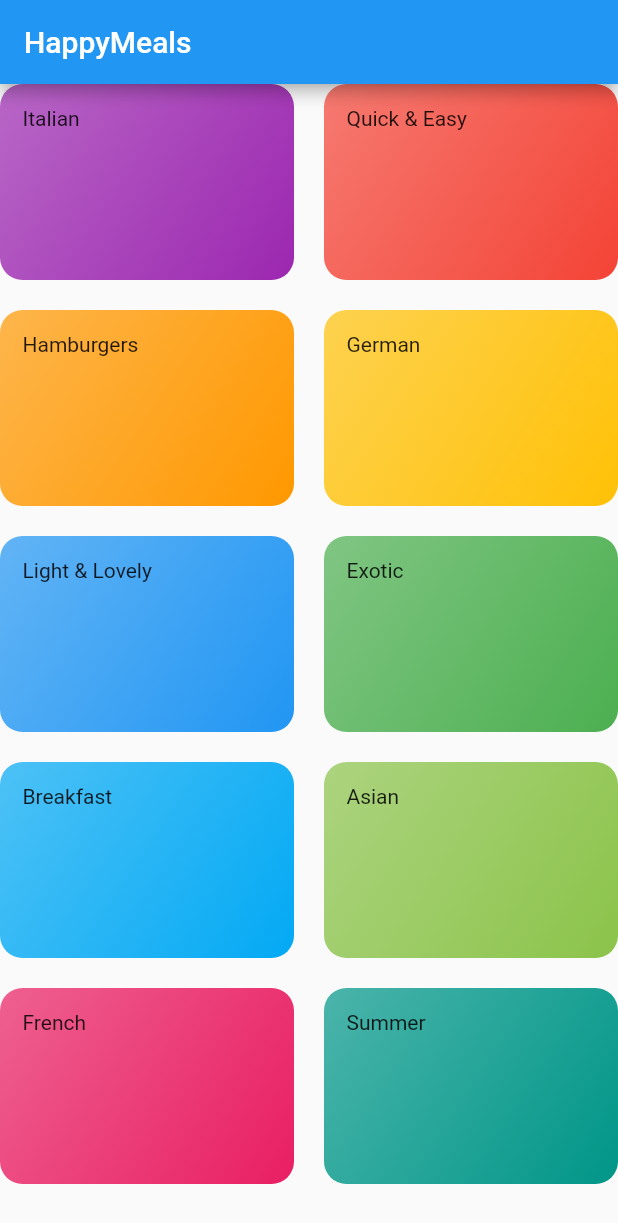
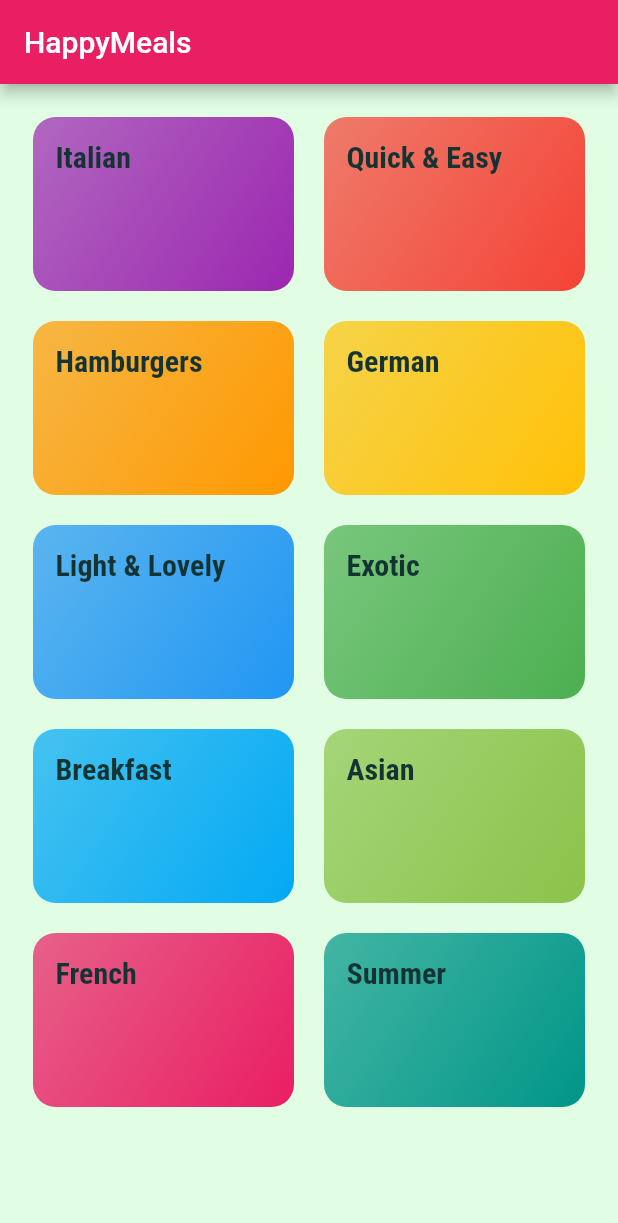
Before and after one commit to iamartyaa/HappyMeals-App, a Flutter app: the screen it shows after launch, on a phone screen of 412 x 824 dp. Shown: the top 1223 px of the screen. Run offline on Flutter 3.47's test engine with Material 2 defaults, Android fonts, the light colour scheme and no system bars.

Commit message:
Styling & Theming

```diff
--- a/lib/categories_screen.dart
+++ b/lib/categories_screen.dart
@@ -13,6 +13,7 @@
         title: const Text('HappyMeals'),
       ),
       body: GridView(
+        padding: const EdgeInsets.all(22),
         children: [
           ...DUMMY_CATEGORIES.map((catData) {
             return CategoryItem(title: catData.title, color: catData.color);
--- a/lib/category_item.dart
+++ b/lib/category_item.dart
@@ -11,7 +11,14 @@
   Widget build(BuildContext context) {
     return Container(
       padding: const EdgeInsets.all(15),
-      child: Text(title),
+      child: Text(
+        title,
+        style: const TextStyle(
+          fontSize: 20,
+          fontWeight: FontWeight.bold,
+          fontFamily: 'RobotoCondensed',
+        ),
+      ),
       decoration: BoxDecoration(
         gradient: LinearGradient(
           colors: [
--- a/lib/main.dart
+++ b/lib/main.dart
@@ -11,7 +11,18 @@
     return MaterialApp(
       title: 'HappyMeals',
       theme: ThemeData(
-        primarySwatch: Colors.blue,
+        primarySwatch: Colors.pink,
+        accentColor: Colors.amber,
+        canvasColor: const Color.fromRGBO(225, 254, 229, 1),
+        fontFamily: 'Raleway',
+        textTheme: ThemeData.light().textTheme.copyWith(
+              bodyText1: const TextStyle(
+                color: Color.fromRGBO(20, 51, 51, 1),
+              ),
+              bodyText2: const TextStyle(
+                color: Color.fromRGBO(20, 51, 51, 1),
+              ),
+            ),
       ),
       home: const CategoriesScreen(),
     );
```
